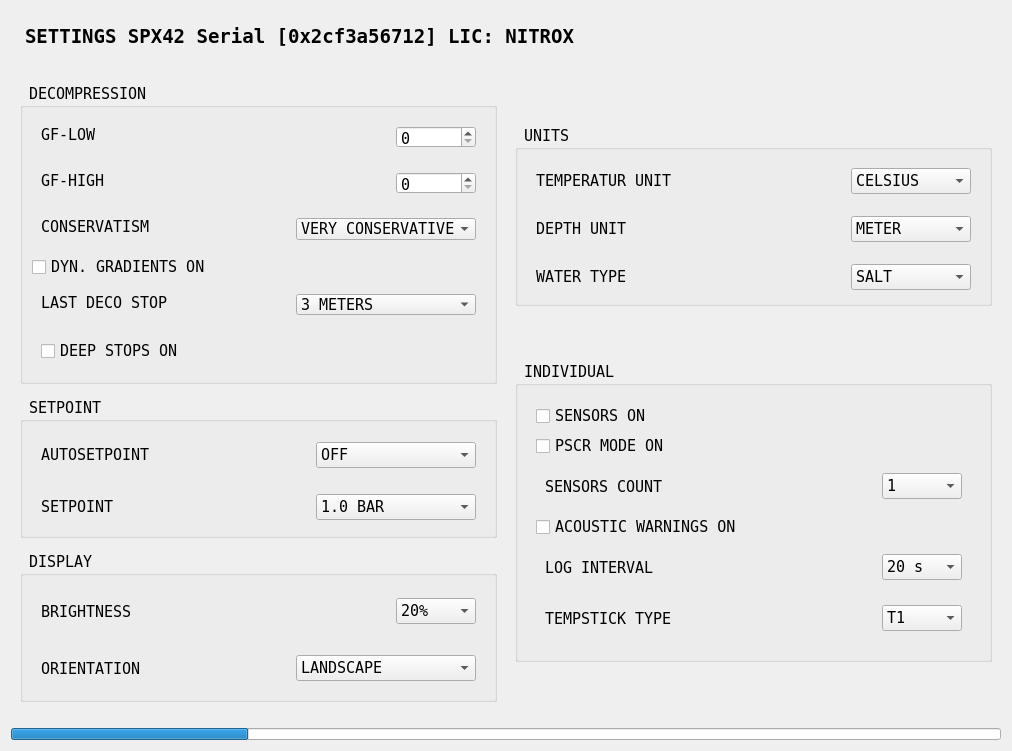
First picture: the form in src/ui/DeviceConfigFragment.ui, repository dmarc0001/spx42Control, before the edit.
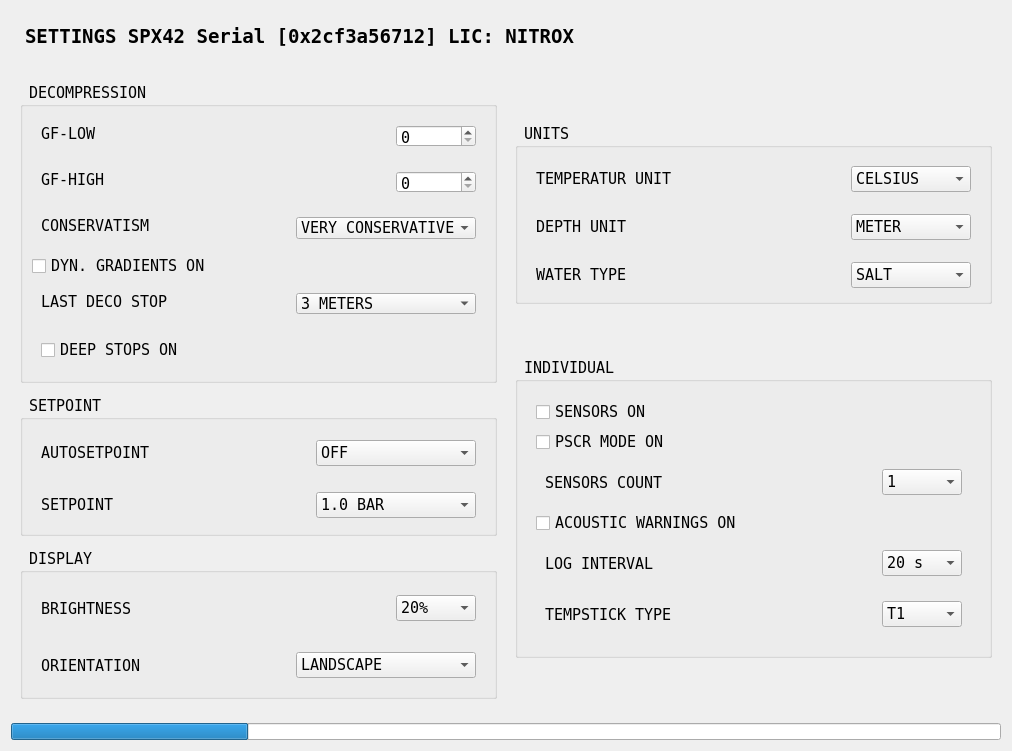
Second picture: the form after the edit.

```diff
--- a/src/ui/DeviceConfigFragment.ui
+++ b/src/ui/DeviceConfigFragment.ui
@@ -1544,7 +1544,7 @@
      <property name="maximumSize">
       <size>
        <width>16777215</width>
-       <height>12</height>
+       <height>18</height>
       </size>
      </property>
      <property name="statusTip">
```
